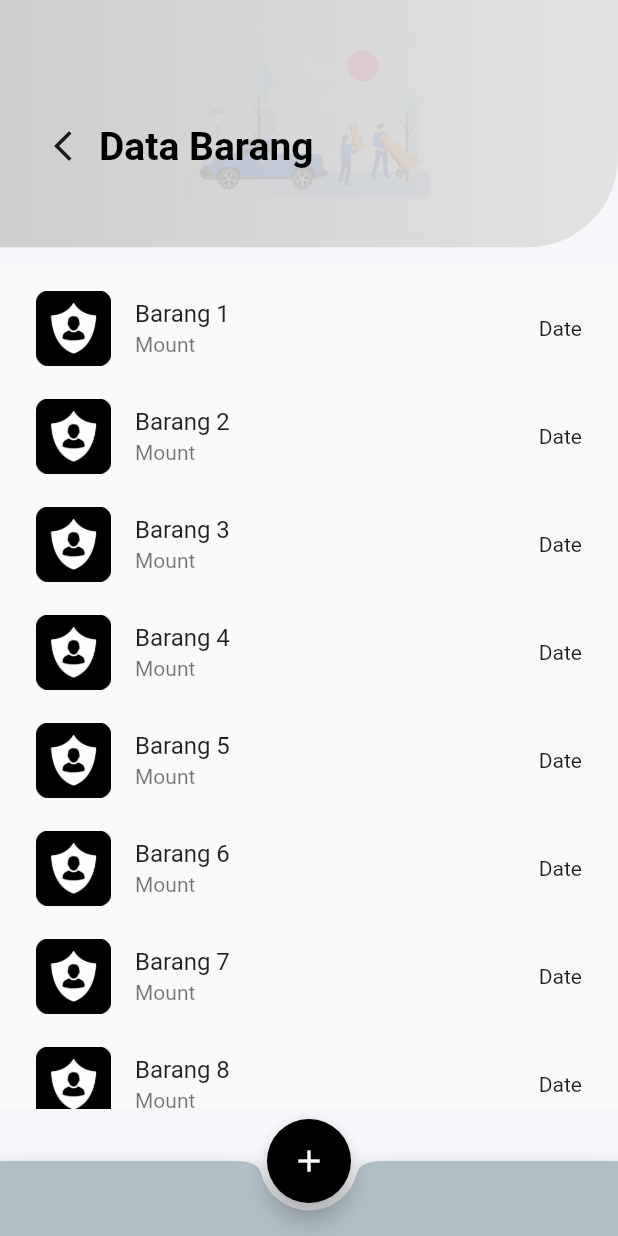
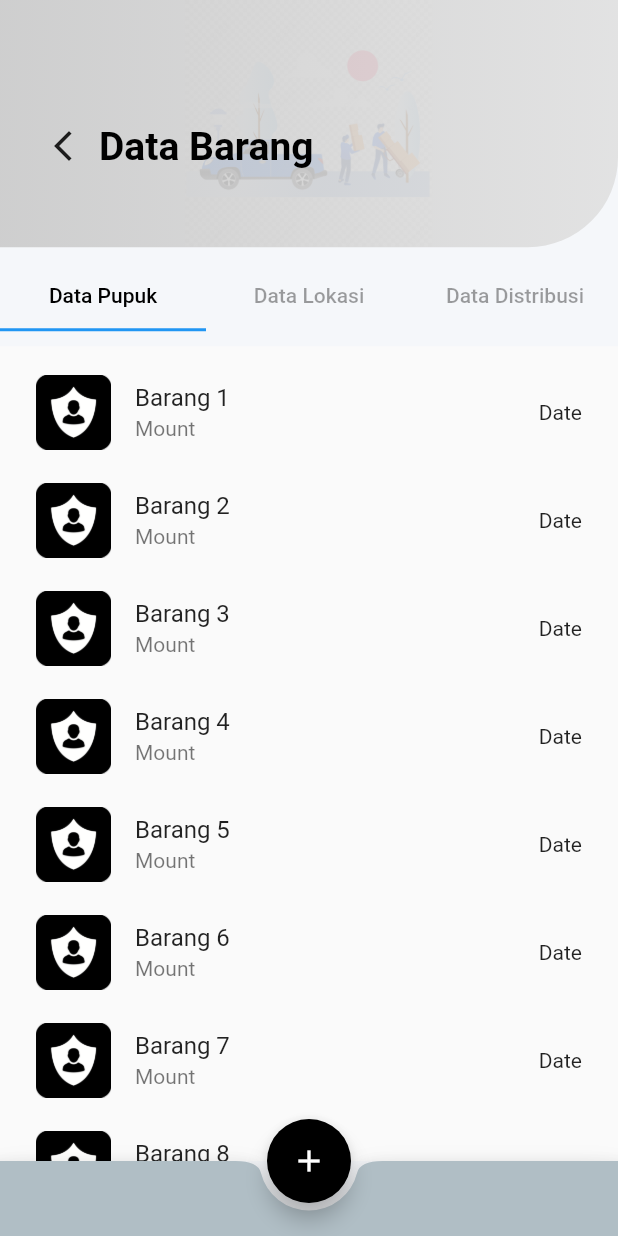
Before and after one commit to zzeviafnand/iventory_application, a Flutter app: the HomePage screen opened directly, after a tap on "Data Barang", on a phone screen of 412 x 824 dp. Run offline on Flutter 3.47's test engine with Material 2 defaults, Android fonts, the phone set to English and light mode, and no system bars; our stand-ins replace fl_chart, supabase_flutter; accounts and stored records are empty.

Commit message:
backup ui

```diff
--- /dev/null
+++ b/lib/components/appBar/nav_bar_widget.dart
@@ -0,0 +1,32 @@
+import 'package:flutter/material.dart';
+
+class NavBarWidget extends StatelessWidget {
+  const NavBarWidget({
+    super.key,
+  });
+
+  @override
+  Widget build(BuildContext context) {
+    return Row(mainAxisAlignment: MainAxisAlignment.spaceAround, children: [
+      IconButton(
+        icon: const Icon(Icons.abc),
+        onPressed: () {},
+      ),
+      IconButton(
+        icon: const Icon(Icons.abc),
+        onPressed: () {},
+      ),
+      const SizedBox(
+        width: 100,
+      ),
+      IconButton(
+        icon: const Icon(Icons.abc),
+        onPressed: () {},
+      ),
+      IconButton(
+        icon: const Icon(Icons.abc),
+        onPressed: () {},
+      ),
+    ]);
+  }
+}
--- /dev/null
+++ b/lib/components/navbar_home.dart
@@ -0,0 +1,43 @@
+// ignore_for_file: unused_local_variable
+
+import 'package:flutter/material.dart';
+
+enum SampleItem { itemOne, itemTwo, itemThree }
+
+class NavBarHomeWidget extends StatefulWidget {
+  const NavBarHomeWidget({super.key});
+
+  @override
+  State<NavBarHomeWidget> createState() => _NavBarHomeWidgetState();
+}
+
+class _NavBarHomeWidgetState extends State<NavBarHomeWidget> {
+  @override
+  Widget build(BuildContext context) {
+    SampleItem? selectedMenu;
+    return MenuAnchor(
+      builder:
+          (BuildContext context, MenuController controller, Widget? child) {
+        return FloatingActionButton(
+          backgroundColor: Colors.black,
+          onPressed: () {
+            if (controller.isOpen) {
+              controller.close();
+            } else {
+              controller.open();
+            }
+          },
+          child: const Icon(Icons.drag_indicator_sharp),
+        );
+      },
+      menuChildren: List<MenuItemButton>.generate(
+        3,
+        (int index) => MenuItemButton(
+          onPressed: () =>
+              setState(() => selectedMenu = SampleItem.values[index]),
+          child: Text('Menu ${index + 1}'),
+        ),
+      ),
+    );
+  }
+}
--- a/lib/pages/data_barang_page.dart
+++ b/lib/pages/data_barang_page.dart
@@ -14,24 +14,39 @@ class BarangPage extends StatefulWidget {
   State<BarangPage> createState() => _BarangPageState();
 }
 
-class _BarangPageState extends State<BarangPage> {
+class _BarangPageState extends State<BarangPage> with TickerProviderStateMixin {
   SampleItem? selectedMenu;
   @override
   Widget build(BuildContext context) {
+    TabController _tabController = TabController(length: 3, vsync: this);
     return Scaffold(
       backgroundColor: const Color(0xfff5f7fa),
-      body: const Column(
+      body: Column(
         children: [
-          NavbarTop(title: "Data Barang", imagePath: 'assets/barang.png'),
-          SizedBox(
+          const NavbarTop(title: "Data Barang", imagePath: 'assets/barang.png'),
+          const SizedBox(
             height: 10,
           ),
-          Flexible(
+          Container(
+            child: Tab(
+              child: TabBar(
+                controller: _tabController,
+                labelColor: Colors.black,
+                unselectedLabelColor: Colors.black38,
+                tabs: const [
+                  Tab(text: 'Data Pupuk'),
+                  Tab(text: 'Data Lokasi'),
+                  Tab(text: 'Data Distribusi'),
+                ],
+              ),
+            ),
+          ),
+          const SizedBox(
+            height: 10,
+          ),
+          const Flexible(
             child: DataWidget(),
           ),
-          SizedBox(
-            height: 35,
-          )
         ],
       ),
       floatingActionButton: const MenuWidget(),
--- a/lib/pages/home_page.dart
+++ b/lib/pages/home_page.dart
@@ -1,7 +1,9 @@
 // ignore_for_file: sized_box_for_whitespace
 
 import 'package:flutter/material.dart';
+import 'package:iventory_application/components/navbar_home.dart';
 
+import '../components/appBar/nav_bar_widget.dart';
 import '../components/menu_grid_widget.dart';
 import '../components/appBar/navbar_home.dart';
 
@@ -12,10 +14,22 @@ class HomePage extends StatelessWidget {
   Widget build(BuildContext context) {
     Size size = MediaQuery.of(context).size;
     return Scaffold(
-        backgroundColor: const Color(0xfff5f7fa),
-        body: Column(children: [
+      backgroundColor: const Color(0xfff5f7fa),
+      body: Column(
+        children: [
           const NavbarHome(title: 'Iventory', imagePath: 'assets/iventori.png'),
           DevicesGridDashboard(size: size),
-        ]));
+        ],
+      ),
+      floatingActionButton: const NavBarHomeWidget(),
+      floatingActionButtonLocation: FloatingActionButtonLocation.centerDocked,
+      bottomNavigationBar: const BottomAppBar(
+        height: 50,
+        color: Color.fromARGB(255, 204, 207, 208),
+        shape: CircularNotchedRectangle(),
+        notchMargin: 5,
+        child: NavBarWidget(),
+      ),
+    );
   }
 }
--- a/pubspec.yaml
+++ b/pubspec.yaml
@@ -39,6 +39,7 @@ dependencies:
   file_picker: ^5.5.0
   excel: ^2.1.0
   fl_chart: ^0.63.0
+  supabase_flutter: ^1.10.19
 
 dev_dependencies:
   flutter_test:
```
Also changed, not shown: lib/main.dart (+9 -1 lines), lib/pages/barang_keluar_page.dart (+23 -7 lines), lib/pages/barang_masuk_page.dart (+23 -7 lines), pubspec.lock, 5 other files.
